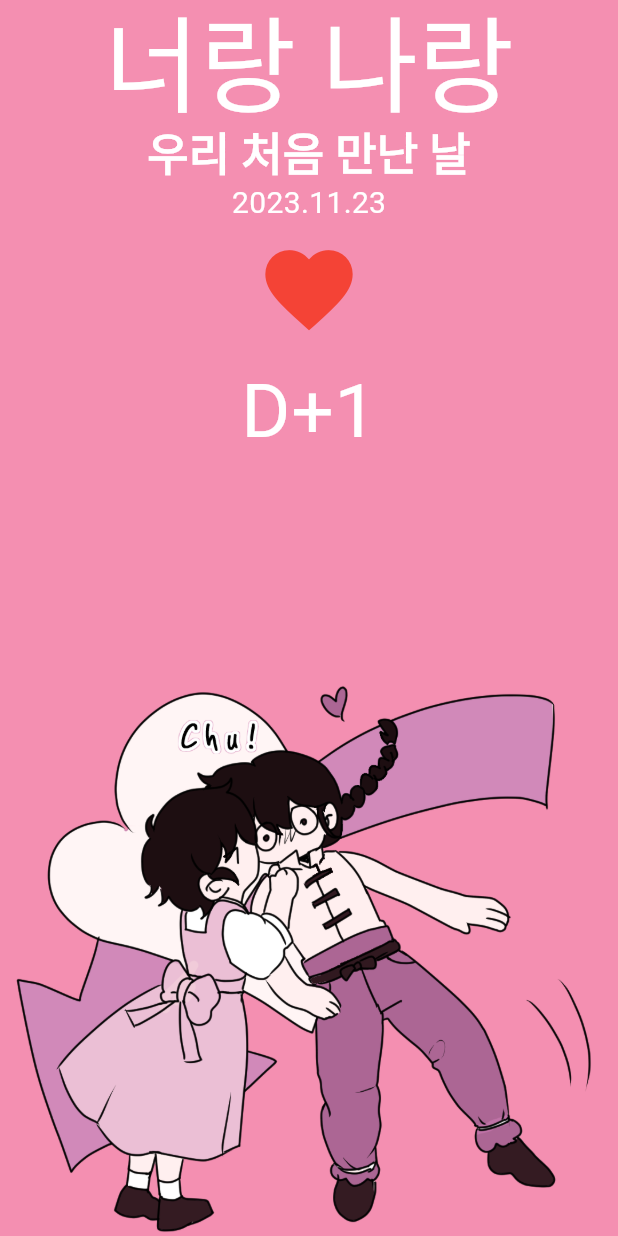
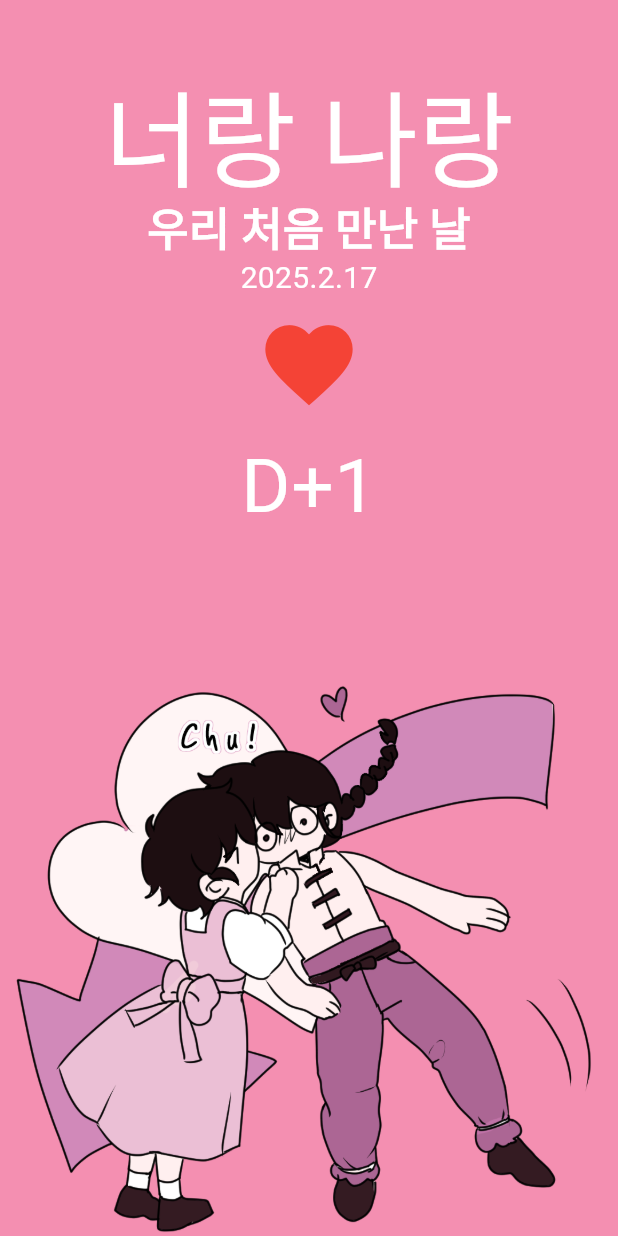
Before and after one commit to doubleTomato/flutterStudy, a Flutter app: the screen it shows after launch, on a phone screen of 412 x 824 dp. Run offline on Flutter 3.47's test engine with Material 3 defaults, Android fonts, the phone set to English and light mode, and no system bars; Roboto replaces fonts that are missing (batang, cat).

Commit message:
[add] 디데이 완성

```diff
--- a/u_and_i/lib/screen/home_screen.dart
+++ b/u_and_i/lib/screen/home_screen.dart
@@ -1,7 +1,16 @@
+import 'package:flutter/cupertino.dart';
 import 'package:flutter/material.dart';
 
-class HomeScreen extends StatelessWidget{
+class HomeScreen extends StatefulWidget{
   const HomeScreen({super.key});
+
+  @override
+  State<HomeScreen> createState() => _HomeScreenState();
+}
+
+class _HomeScreenState extends State<HomeScreen> {
+  DateTime selectedDate = DateTime.now();
+
   @override
   Widget build(BuildContext context){
     return Scaffold(
@@ -14,7 +23,10 @@
           width: MediaQuery.of(context).size.width,
           child: Column(
             children: [
-              _Top(),
+              _Top(
+                selectedDate: selectedDate,
+                onPressed: onHeartPush,
+              ),
               _Bottom()
             ],
           ),
@@ -22,18 +34,56 @@
       ),
     );
   }
+
+ void onHeartPush(){
+  showCupertinoDialog(
+  context: context,
+  barrierDismissible: true,
+  builder: (BuildContext context){
+  return Align(
+  alignment: Alignment.center,
+  child: Container(
+  color: Colors.white,
+  height: 300,
+  child: CupertinoDatePicker(
+    mode: CupertinoDatePickerMode.date,
+    initialDateTime: selectedDate,
+    maximumDate: DateTime.now(),
+    onDateTimeChanged: (DateTime date){
+    setState(() {
+      selectedDate = date;
+    });
+  },
+  dateOrder: DatePickerDateOrder.ymd,
+  ),
+  ),
+  );
+  },
+  );
+}
+
 }
 // 내부에서만 쓴다고 표기 _
 class _Top extends StatelessWidget {
-  const _Top({super.key});
+  final DateTime selectedDate;
+  final VoidCallback? onPressed;
+  const _Top({
+    required this.selectedDate,
+    required this.onPressed,
+    super.key
+  });
 
   @override
   Widget build(BuildContext context) {
     final textTheme = Theme.of(context).textTheme;
+    final now = DateTime.now();
     return  Expanded(
       child: Container(
         child: Column(
           children: [
+            SizedBox(
+              height: 50,
+            ),
             Text(
               "너랑 나랑",
               style: textTheme.displayLarge,
@@ -43,17 +93,17 @@
               style: textTheme.displayMedium,
             ),
             Text(
-              "2023.11.23",
+              "${selectedDate.year}.${selectedDate.month}.${selectedDate.day}",
               style: textTheme.bodyMedium,
             ),
             IconButton(
               iconSize: 70,
               color: Colors.red,
-              onPressed: (){},
+              onPressed: onPressed,
               icon: Icon(Icons.favorite),
             ),
             Text(
-              "D+1",
+              "D+${now.difference(selectedDate).inDays + 1}",
               style: textTheme.bodyLarge,
             )
           ],
```
